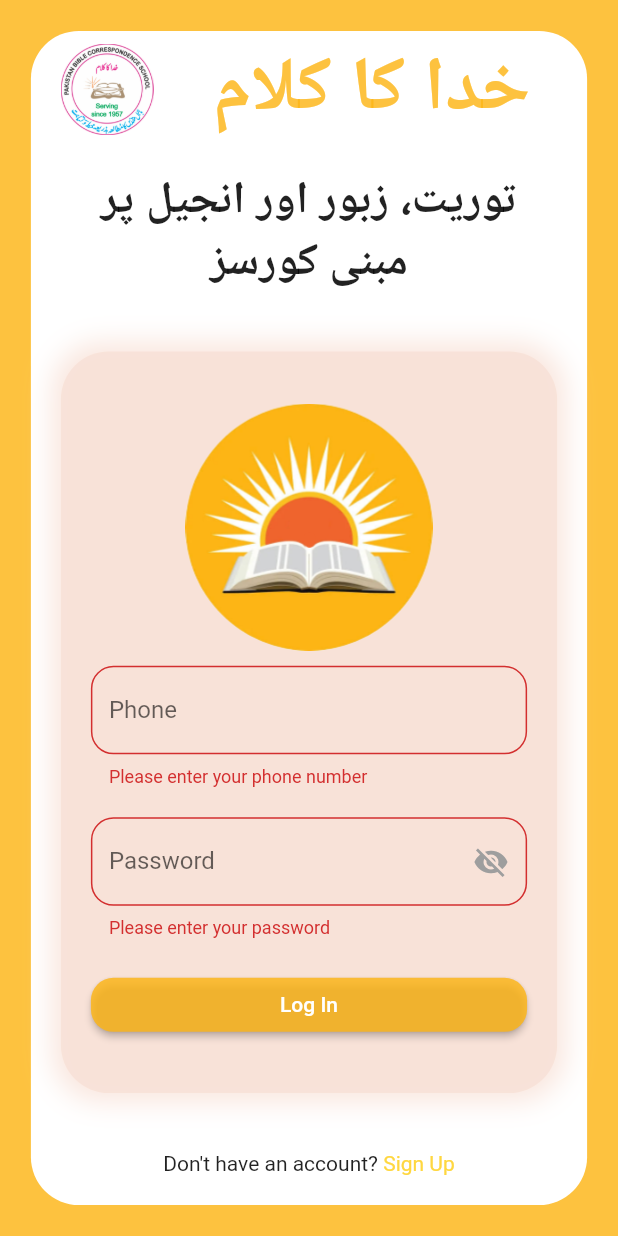
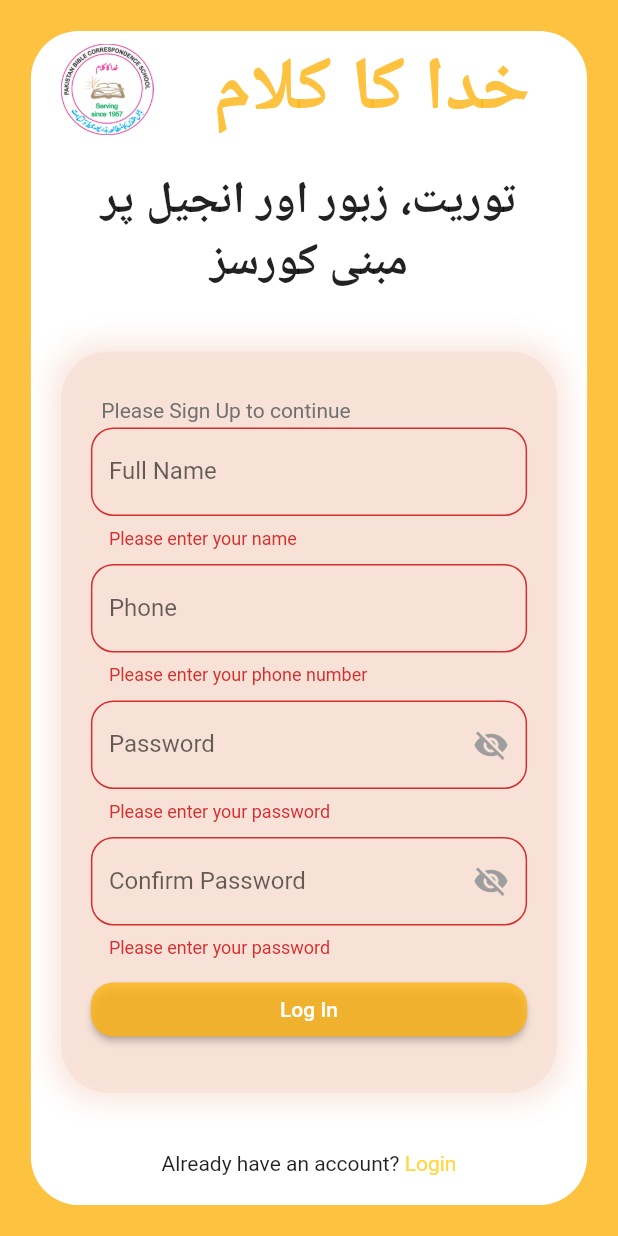
Before and after one commit to user100-786/PBCS-Bible-Course-App, a Flutter app: the screen it shows after launch, after a tap on "Log In", on a phone screen of 412 x 824 dp. Run offline on Flutter 3.47's test engine with Material 2 defaults, Android fonts, the phone set to English and light mode, and no system bars; Roboto replaces fonts that are missing (Jameel Noori Nastaleeq Kasheeda).

Commit message:
Sign Up Screen added

```diff
--- /dev/null
+++ b/lib/features/get_started_screen/sign_up_screen.dart
@@ -0,0 +1,285 @@
+import 'package:flutter/material.dart';
+import '../../constants/colors.dart';
+// import 'package:flutter_login/flutter_login.dart';
+// import 'package:flutter_login/theme.dart';
+// import '../get_started_screen/first_screen.dart';
+
+class SignUpScreen extends StatefulWidget {
+  const SignUpScreen({super.key});
+
+  @override
+  // ignore: library_private_types_in_public_api
+  SignUpScreenState createState() => SignUpScreenState();
+}
+
+class SignUpScreenState extends State<SignUpScreen> {
+  final _formKey = GlobalKey<FormState>();
+  bool _showPassword = false;
+  String? _phone, _password;
+
+  Widget _buildUserName() {
+    return TextFormField(
+      decoration: InputDecoration(
+        labelText: 'Full Name',
+        border: OutlineInputBorder(borderRadius: BorderRadius.circular(15)),
+        focusedBorder: OutlineInputBorder(
+          borderSide: BorderSide(
+            width: 2,
+            color: appPrimaryColor,
+          ),
+          borderRadius: const BorderRadius.all(Radius.circular(15)),
+        ),
+      ),
+      validator: (value) {
+        if (value!.isEmpty) {
+          return 'Please enter your name';
+        }
+        if (!RegExp(r"^[A-Za-z][A-Za-z0-9_]{7,29}$").hasMatch(value)) {
+          return 'Please enter a valid name';
+        }
+        return null;
+      },
+      onSaved: (value) {
+        _phone = value!;
+      },
+    );
+  }
+
+  Widget _buildPhone() {
+    return TextFormField(
+      decoration: InputDecoration(
+        labelText: 'Phone',
+        border: OutlineInputBorder(borderRadius: BorderRadius.circular(15)),
+        focusedBorder: OutlineInputBorder(
+          borderSide: BorderSide(
+            width: 2,
+            color: appPrimaryColor,
+          ),
+          borderRadius: const BorderRadius.all(Radius.circular(15)),
+        ),
+      ),
+      validator: (value) {
+        if (value!.isEmpty) {
+          return 'Please enter your phone number';
+        }
+        if (!RegExp(r'^(\+92|0)?3\d{2}(-|\s)?\d{7}$').hasMatch(value)) {
+          return 'Please enter a valid phone number';
+        }
+        return null;
+      },
+      onSaved: (value) {
+        _phone = value!;
+      },
+    );
+  }
+
+  Widget _buildPassword(String labelText) {
+    return TextFormField(
+      obscureText: !_showPassword,
+      decoration: InputDecoration(
+        labelText: labelText,
+        border: OutlineInputBorder(borderRadius: BorderRadius.circular(15)),
+        focusedBorder: OutlineInputBorder(
+          borderSide: BorderSide(
+            width: 2,
+            color: appPrimaryColor,
+          ),
+          borderRadius: const BorderRadius.all(Radius.circular(15)),
+        ),
+        suffixIcon: IconButton(
+          icon: Icon(
+            _showPassword ? Icons.visibility : Icons.visibility_off,
+            color: Colors.grey,
+          ),
+          onPressed: () {
+            setState(() {
+              _showPassword = !_showPassword;
+            });
+          },
+        ),
+      ),
+      validator: (value) {
+        if (value!.isEmpty) {
+          return 'Please enter your password';
+        }
+        if (value.length < 6) {
+          return 'Password should be at least 6 characters long.';
+        }
+        return null;
+      },
+      onSaved: (value) {
+        _password = value!;
+      },
+    );
+  }
+
+  @override
+  Widget build(BuildContext context) {
+    final mediaQuery = MediaQuery.of(context);
+
+    return Scaffold(
+      backgroundColor: appPrimaryColor,
+      body: Center(
+        child: SingleChildScrollView(
+          child: Container(
+            padding: const EdgeInsets.fromLTRB(20.0, 5.0, 20.0, 20.0),
+            width: mediaQuery.size.width * 0.9,
+            height: mediaQuery.size.height * 0.95,
+            decoration: BoxDecoration(
+              borderRadius: BorderRadius.circular(32),
+              color: Colors.white,
+            ),
+            child: Column(
+              crossAxisAlignment: CrossAxisAlignment.start,
+              children: <Widget>[
+                Row(
+                  children: [
+                    Image.asset(
+                      'assets/logo.png',
+                      width: mediaQuery.size.width * 0.15,
+                    ),
+                    const SizedBox(width: 40),
+                    // Expanded(
+                    Text(
+                      'خدا کا کلام',
+                      style: TextStyle(
+                        color: appPrimaryColor,
+                        fontWeight: FontWeight.bold,
+                        fontFamily: 'Jameel Noori Nastaleeq Kasheeda',
+                        fontSize: 50,
+                      ),
+                      textAlign: TextAlign.right,
+                      textDirection: TextDirection.rtl,
+                    ),
+                    // ),
+                  ],
+                ),
+                const SizedBox(height: 20),
+                const Text(
+                  'توریت، زبور اور انجیل پر مبنی کورسز',
+                  style: TextStyle(
+                    fontWeight: FontWeight.bold,
+                    fontFamily: 'Jameel Noori Nastaleeq Kasheeda',
+                    fontSize: 30,
+                  ),
+                  textAlign: TextAlign.center,
+                  textDirection: TextDirection.rtl,
+                ),
+                const Spacer(),
+                Container(
+                  padding: const EdgeInsets.symmetric(
+                      vertical: 10.0, horizontal: 20.0),
+                  width: mediaQuery.size.height * 0.5,
+                  height: mediaQuery.size.height * 0.6,
+                  alignment: Alignment.center,
+                  decoration: BoxDecoration(
+                    borderRadius: BorderRadius.circular(32),
+                    color: tSecondaryColor,
+                    boxShadow: [
+                      BoxShadow(
+                        color: tSecondaryColor,
+                        spreadRadius: 5,
+                        blurRadius: 15,
+                      ),
+                    ],
+                  ),
+                  // child: Image.asset(
+                  //   'assets/sun_logo.png',
+                  //   width: mediaQuery.size.width * 0.2,
+                  // ),
+                  child: Form(
+                    key: _formKey,
+                    child: Column(
+                      mainAxisAlignment: MainAxisAlignment.center,
+                      crossAxisAlignment: CrossAxisAlignment.stretch,
+                      children: [
+                        // Image.asset(
+                        //   'assets/sun_logo.png',
+                        //   width: mediaQuery.size.width * 0.2,
+                        //   height: mediaQuery.size.height * 0.2,
+                        // ),
+                        // const Text(
+                        //   'Log In',
+                        //   // textDirection: TextDirection.ltr,
+                        //   style: TextStyle(
+                        //     fontSize: 18,
+                        //     fontWeight: FontWeight.normal,
+                        //   ),
+                        //   textAlign: TextAlign.left,
+                        // ),
+                        // const SizedBox(height: 10),
+                        const Text(
+                          '  Please Sign Up to continue',
+                          style: TextStyle(
+                            fontWeight: FontWeight.normal,
+                            color: Color(0xFF707070),
+                          ),
+                        ),
+                        const SizedBox(height: 03),
+                        _buildUserName(),
+                        const SizedBox(height: 10),
+                        _buildPhone(),
+                        const SizedBox(height: 10),
+                        _buildPassword("Password"),
+                        const SizedBox(height: 10),
+                        _buildPassword("Confirm Password"),
+                        const SizedBox(height: 10),
+                        ElevatedButton(
+                          onPressed: () {
+                            if (_formKey.currentState!.validate()) {
+                              _formKey.currentState!.save();
+
+                              // AuthenticateUser(_phone, _password);
+                            }
+                          },
+                          child: const Text(
+                            'Log In',
+                          ),
+                          style: ElevatedButton.styleFrom(
+                            backgroundColor: appPrimaryColor,
+                            shape: RoundedRectangleBorder(
+                                borderRadius: BorderRadius.circular(15)),
+                            elevation: 2,
+                          ),
+                        ),
+                      ],
+                    ),
+                  ),
+                ),
+                // const SizedBox(height: 10),
+                const Spacer(),
+                Row(
+                  mainAxisAlignment: MainAxisAlignment.center,
+                  crossAxisAlignment: CrossAxisAlignment.center,
+
+                  // ignore: prefer_const_literals_to_create_immutables
+                  children: [
+                    const Text(
+                      'Already have an account?',
+                      // textDirection: TextDirection.ltr,
+                      style: TextStyle(
+                        fontSize: 14,
+                        fontWeight: FontWeight.normal,
+                      ),
+                      textAlign: TextAlign.center,
+                    ),
+                    const Text(
+                      ' Login',
+                      // textDirection: TextDirection.ltr,
+                      style: TextStyle(
+                        fontSize: 14,
+                        fontWeight: FontWeight.normal,
+                        color: Colors.amberAccent,
+                      ),
+                      textAlign: TextAlign.center,
+                    ),
+                  ],
+                )
+              ],
+            ),
+          ),
+        ),
+      ),
+    );
+  }
+}
--- a/lib/main.dart
+++ b/lib/main.dart
@@ -1,4 +1,5 @@
 import 'package:flutter/material.dart';
+import 'package:pbcs_bible_course/features/get_started_screen/sign_up_screen.dart';
 import 'features/get_started_screen/first_screen.dart';
 import 'features/get_started_screen/login_screen.dart';
 
@@ -17,7 +18,7 @@ class MyApp extends StatelessWidget {
       theme: ThemeData(
         primarySwatch: Colors.blue,
       ),
-      home: const LoginScreen(),
+      home: const SignUpScreen(),
       // home: LoginScreen(),
     );
   }
```
